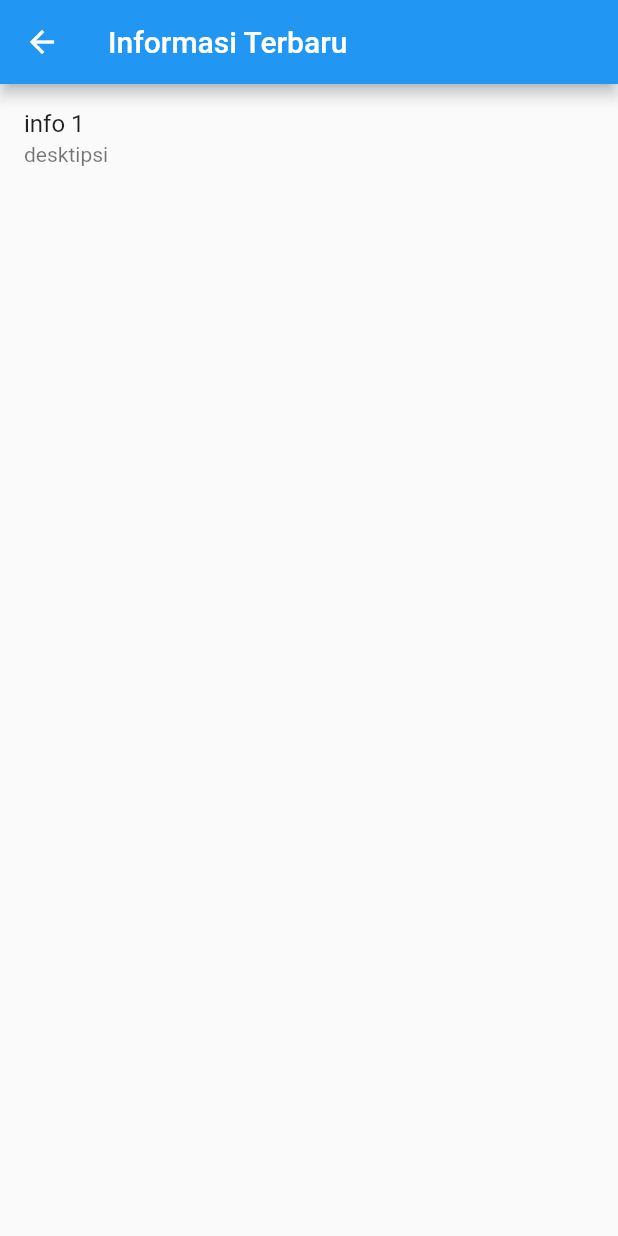
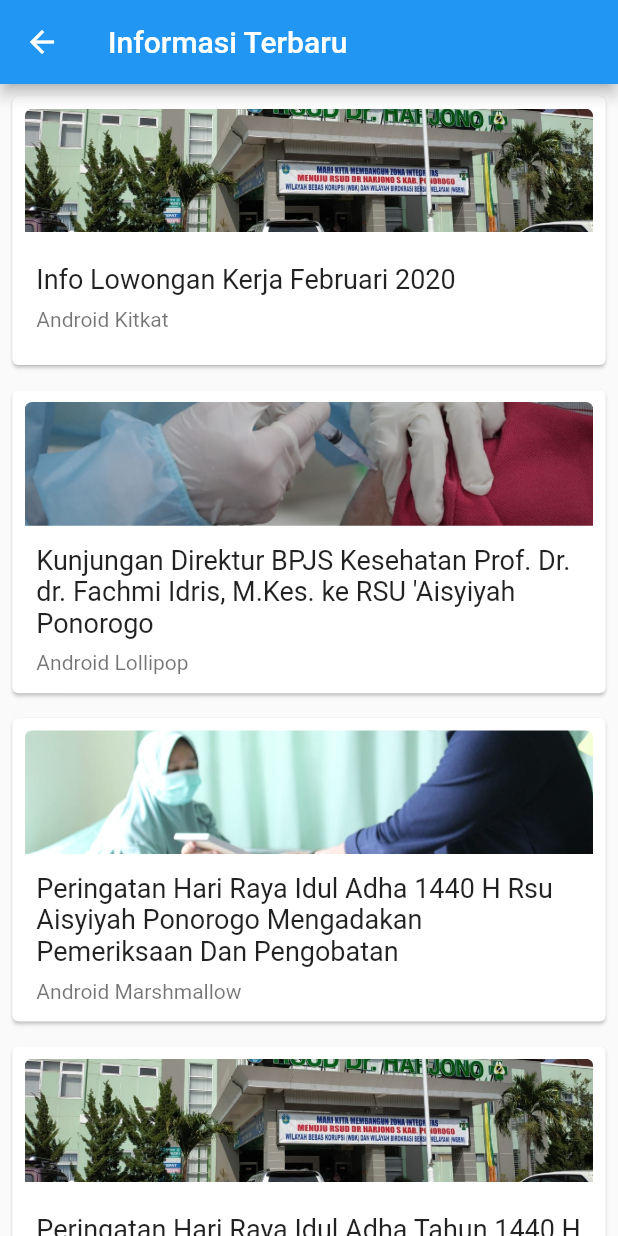
Before and after one commit to praztyobudi/SinauFlutter, a Flutter app: the News screen opened directly, on a phone screen of 412 x 824 dp. Run offline on Flutter 3.47's test engine with Material 2 defaults, Android fonts, the phone set to English and light mode, and no system bars; our stand-ins replace carousel_slider, date_time_picker, google_fonts, persistent_bottom_nav_bar, sizer.

Commit message:
Edit | info

```diff
--- a/lib/content/info/infoUtama.dart
+++ b/lib/content/info/infoUtama.dart
@@ -1,6 +1,7 @@
+import 'package:flutter/cupertino.dart';
 import 'package:flutter/material.dart';
-import 'package:latihanflutter/src/screensize.dart';
-import 'package:flutter/animation.dart';
+import 'package:google_fonts/google_fonts.dart';
+import 'package:sizer/sizer.dart';
 
 class News extends StatefulWidget {
   @override
@@ -8,19 +9,111 @@ class News extends StatefulWidget {
 }
 
 class _NewsState extends State<News> {
+  var androidVersions = [
+    "Info Lowongan Kerja Februari 2020",
+    "Kunjungan Direktur BPJS Kesehatan Prof. Dr. dr. Fachmi Idris, M.Kes. ke RSU 'Aisyiyah Ponorogo",
+    "Peringatan Hari Raya Idul Adha 1440 H Rsu Aisyiyah Ponorogo Mengadakan Pemeriksaan Dan Pengobatan",
+    "Peringatan Hari Raya Idul Adha Tahun 1440 H",
+    "RSU Aisyiyah Ponorogo Aktif Dalam Kegiatan Ekspedisi Destana Tsunami Jawa Timur",
+    "Peringatan Pekan Asi Nasional Se Dunia Tahun 2019"
+  ];
+  var text = [
+    "Android Kitkat",
+    "Android Lollipop",
+    "Android Marshmallow",
+    "Android Nougat",
+    "Android Oreo",
+    "Android Pie",
+  ];
+  var gambar = [
+    'assets/images/slide/slide1.jpg',
+    'assets/images/slide/slide2.png',
+    'assets/images/slide/slide3.png',
+    'assets/images/slide/slide1.jpg',
+    'assets/images/slide/slide2.png',
+    'assets/images/slide/slide3.png',
+  ];
+
   @override
   Widget build(BuildContext context) {
     return Scaffold(
       appBar: AppBar(
         title: Text('Informasi Terbaru'),
       ),
-      body: ListView(
-        children: [
-          ListTile(
-            title: Text('info 1'),
-            subtitle: Text('desktipsi'),
-          ),
-        ],
+      body: ListView.builder(
+        // padding: EdgeInsets.only(top: 1.h),
+        itemBuilder: (context, index) {
+          return InkWell(
+            onTap: () {
+              showDialog(
+                context: context,
+                builder: (context) {
+                  return SimpleDialog(
+                    children: [
+                      Container(
+                        height: 50.h,
+                        width: 10.w,
+                        child: Image.asset(gambar[index]),
+                      ),
+                      Container(
+                        margin: EdgeInsets.symmetric(horizontal: 5.w),
+                        child: Text(
+                          "Lorem Ipsum is simply dummy text of the printing and typesetting industry. Lorem Ipsum has been the industry's standard dummy text ever since the 1500s, when an unknown printer took a galley of type and scrambled it to make a type specimen book. It has survived not only five centuries, but also the leap into electronic",
+                          textAlign: TextAlign.justify,
+                          overflow: TextOverflow.ellipsis,
+                          maxLines: 20,
+                          style: GoogleFonts.roboto(
+                            fontSize: 14,
+                          ),
+                        ),
+                      ),
+                    ],
+                  );
+                },
+              );
+            },
+            child: Card(
+              margin: EdgeInsets.all(1.h),
+              child: Column(
+                mainAxisSize: MainAxisSize.max,
+                children: [
+                  Container(
+                    margin: EdgeInsets.all(1.h),
+                    width: 100.w,
+                    height: 10.h,
+                    decoration: BoxDecoration(
+                      borderRadius: BorderRadius.only(
+                        topLeft: Radius.circular(5),
+                        topRight: Radius.circular(5),
+                      ),
+                      image: DecorationImage(
+                          image: AssetImage(
+                            gambar[index],
+                          ),
+                          fit: BoxFit.fitWidth),
+                    ),
+                  ),
+                  Container(
+                    margin: EdgeInsets.only(bottom: 1.h),
+                    child: ListTile(
+                      title: Padding(
+                        padding: EdgeInsets.only(bottom: 1.h),
+                        child: Text(
+                          androidVersions[index],
+                          style: GoogleFonts.roboto(
+                            fontSize: 18,
+                          ),
+                        ),
+                      ),
+                      subtitle: Text(text[index]),
+                    ),
+                  ),
+                ],
+              ),
+            ),
+          );
+        },
+        itemCount: androidVersions.length,
       ),
     );
   }
--- a/pubspec.yaml
+++ b/pubspec.yaml
@@ -30,6 +30,8 @@ dependencies:
   convex_bottom_bar: ^3.0.0
   carousel_slider: ^3.0.0
   persistent_bottom_nav_bar: ^4.0.2
+  badges: any
+  sizer: any
 
 
 
```
Also changed, not shown: lib/content/beranda/berita_semua_slide.dart (added, +101 -0 lines), lib/content/beranda/berita_slide.dart (+38 -24 lines), lib/content/beranda/slides_master.dart (+35 -28 lines), pubspec.lock.
